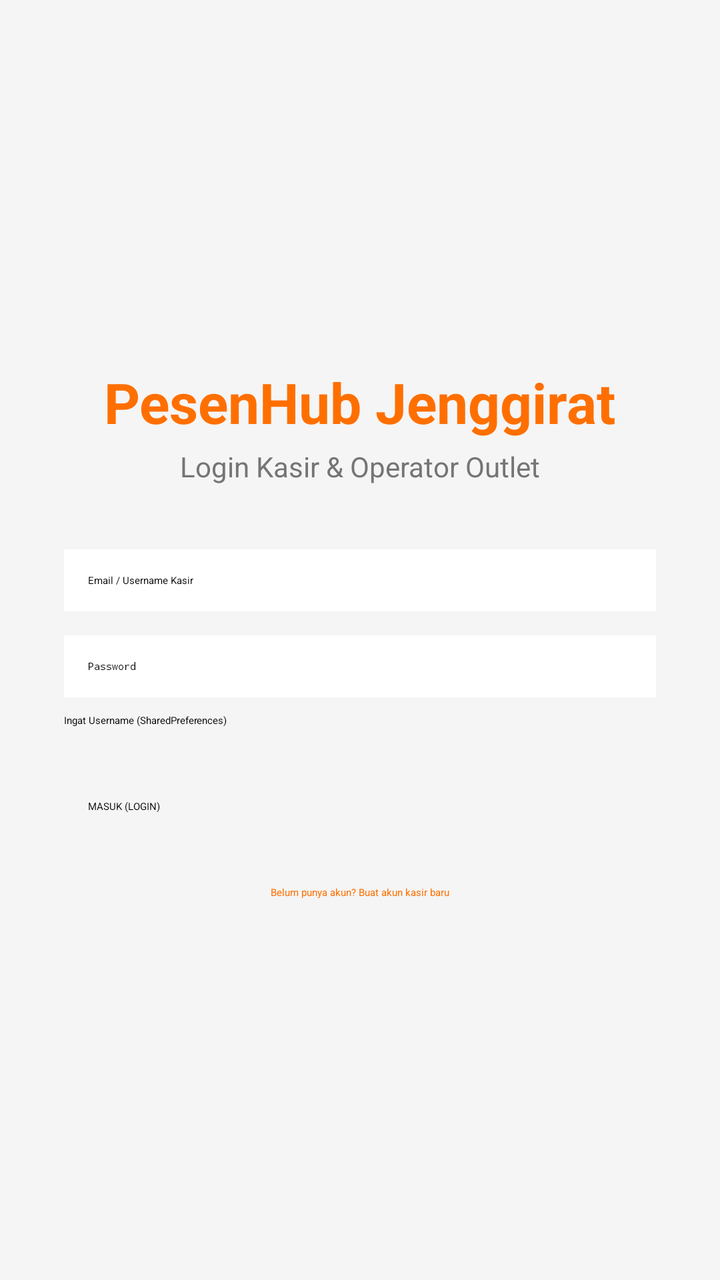
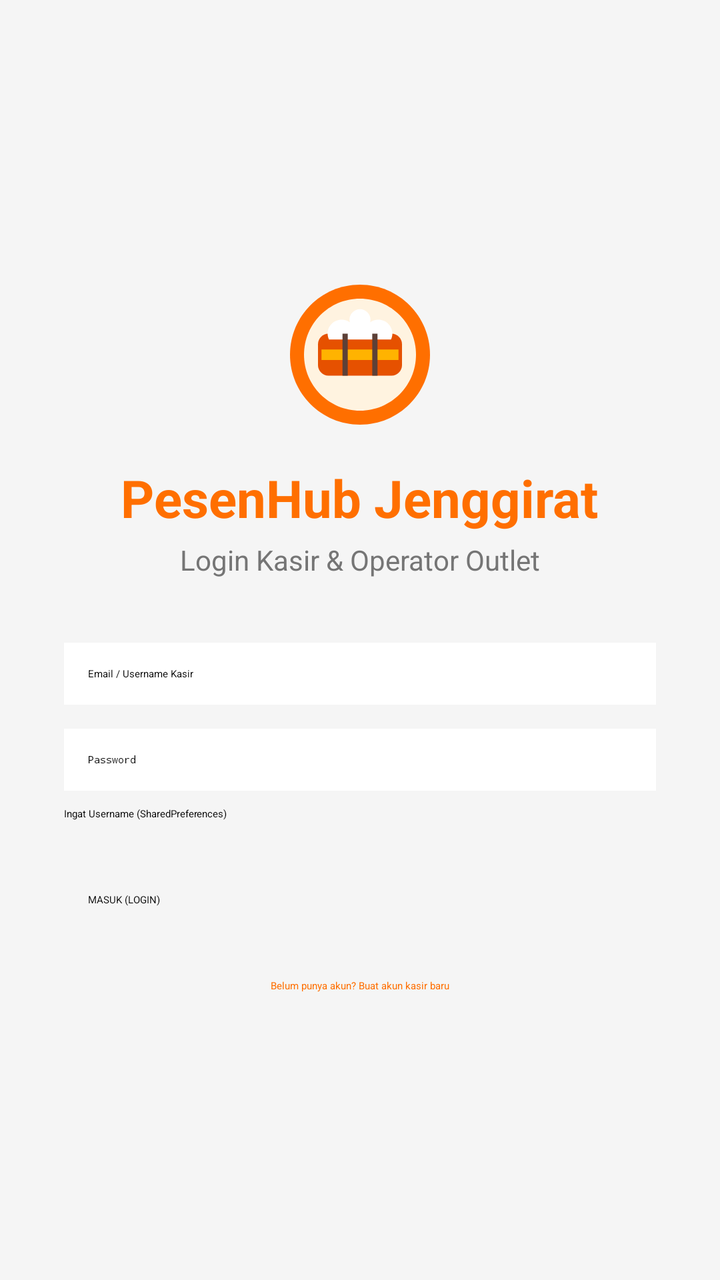

Screens rendered from an Android XML layout before and after an edit, with the pre-edit source and the edit as a unified diff.
<!-- AndroidManifest.xml: application theme Theme.Material3.Light -->
<!-- res/layout/activity_login.xml -->
<?xml version="1.0" encoding="utf-8"?>
<LinearLayout xmlns:android="http://schemas.android.com/apk/res/android"
    android:id="@+id/main"
    android:layout_width="match_parent"
    android:layout_height="match_parent"
    android:orientation="vertical"
    android:gravity="center"
    android:padding="32dp"
    android:background="@color/background">

    <TextView
        android:id="@+id/txTitle"
        android:layout_width="wrap_content"
        android:layout_height="wrap_content"
        android:text="PesenHub Jenggirat"
        android:textSize="28sp"
        android:textStyle="bold"
        android:textColor="@color/primary"
        android:layout_marginBottom="4dp" />

    <TextView
        android:layout_width="wrap_content"
        android:layout_height="wrap_content"
        android:text="Login Kasir &amp; Operator Outlet"
        android:textSize="14sp"
        android:textColor="#757575"
        android:layout_marginBottom="32dp" />

    <EditText
        android:id="@+id/edUsername"
        android:layout_width="match_parent"
        android:layout_height="wrap_content"
        android:hint="Email / Username Kasir"
        android:inputType="textEmailAddress"
        android:padding="12dp"
        android:background="@android:color/white"
        android:layout_marginBottom="12dp" />

    <EditText
        android:id="@+id/edPassword"
        android:layout_width="match_parent"
        android:layout_height="wrap_content"
        android:hint="Password"
        android:inputType="textPassword"
        android:padding="12dp"
        android:background="@android:color/white"
        android:layout_marginBottom="8dp" />

    <CheckBox
        android:id="@+id/cbIngatUsername"
        android:layout_width="match_parent"
        android:layout_height="wrap_content"
        android:text="Ingat Username (SharedPreferences)"
        android:layout_marginBottom="24dp" />

    <Button
        android:id="@+id/btnLogin"
        android:layout_width="match_parent"
        android:layout_height="wrap_content"
        android:text="MASUK (LOGIN)"
        android:backgroundTint="@color/primary"
        android:padding="12dp" />

    <TextView
        android:id="@+id/txDaftarBaru"
        android:layout_width="wrap_content"
        android:layout_height="wrap_content"
        android:text="Belum punya akun? Buat akun kasir baru"
        android:textColor="@color/primary"
        android:layout_marginTop="16dp"
        android:padding="8dp" />

</LinearLayout>
<!-- resources referenced by this layout -->
<resources>
  <color name="background">#F5F5F5</color>
  <color name="primary">#FF6F00</color>
  <style name="Theme.Material3.Light" parent="Theme.Material3.DayNight.NoActionBar">
          <item name="colorPrimary">@color/primary</item>
          <item name="colorOnPrimary">@color/on_primary</item>
          <item name="android:statusBarColor">@color/primary_variant</item>
      </style>
  <color name="on_primary">#FFFFFF</color>
  <color name="primary_variant">#E65100</color>
</resources>

<!-- the commit's change to res/layout/activity_login.xml (unified diff, before → after) -->
@@ -8,12 +8,20 @@
     android:padding="32dp"
     android:background="@color/background">
 
+    <ImageView
+        android:id="@+id/imgLogoLogin"
+        android:layout_width="84dp"
+        android:layout_height="84dp"
+        android:src="@drawable/ic_logo_jenggirat"
+        android:contentDescription="Logo PesenHub Jenggirat"
+        android:layout_marginBottom="12dp" />
+
     <TextView
         android:id="@+id/txTitle"
         android:layout_width="wrap_content"
         android:layout_height="wrap_content"
         android:text="PesenHub Jenggirat"
-        android:textSize="28sp"
+        android:textSize="26sp"
         android:textStyle="bold"
         android:textColor="@color/primary"
         android:layout_marginBottom="4dp" />
<!-- resource entries referenced after the edit -->
@@ -2,6 +2,37 @@
 <resources>
   <color name="background">#F5F5F5</color>
   <color name="primary">#FF6F00</color>
+  <!-- drawable ic_logo_jenggirat (drawable) -->
+  <vector xmlns:android="http://schemas.android.com/apk/res/android"
+      android:width="96dp"
+      android:height="96dp"
+      android:viewportWidth="96"
+      android:viewportHeight="96">
+      
+      <path
+          android:fillColor="#FF6F00"
+          android:pathData="M48,8C25.9,8 8,25.9 8,48s17.9,40 40,40 40,-17.9 40,-40S70.1,8 48,8z" />
+      
+      <path
+          android:fillColor="#FFF3E0"
+          android:pathData="M48,16C30.3,16 16,30.3 16,48s14.3,32 32,32 32,-14.3 32,-32S65.7,16 48,16z" />
+      
+      <path
+          android:fillColor="#E65100"
+          android:pathData="M30,36h36c3.3,0 6,2.7 6,6v12c0,3.3 -2.7,6 -6,6H30c-3.3,0 -6,-2.7 -6,-6V42c0,-3.3 2.7,-6 6,-6z" />
+      
+      <path
+          android:fillColor="#FFB300"
+          android:pathData="M26,45h44v6H26z" />
+      
+      <path
+          android:fillColor="#FFFFFF"
+          android:pathData="M48,22c-3.3,0 -6,2.7 -6,6 0,0.5 0.1,1 0.2,1.5 -1.3,-0.9 -2.9,-1.5 -4.7,-1.5 -4.4,0 -8,3.6 -8,8 0,1.2 0.3,2.3 0.8,3.3H65.7c0.5,-1 0.8,-2.1 0.8,-3.3 0,-4.4 -3.6,-8 -8,-8 -1.8,0 -3.4,0.6 -4.7,1.5 0.1,-0.5 0.2,-1 0.2,-1.5 0,-3.3 -2.7,-6 -6,-6z" />
+      
+      <path
+          android:fillColor="#5D4037"
+          android:pathData="M38,36h3v24h-3zM55,36h3v24h-3z" />
+  </vector>
   <style name="Theme.Material3.Light" parent="Theme.Material3.DayNight.NoActionBar">
           <item name="colorPrimary">@color/primary</item>
           <item name="colorOnPrimary">@color/on_primary</item>
